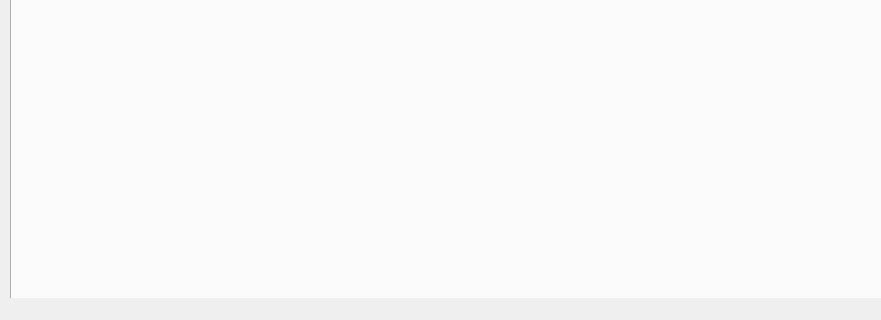
The window that gui/MainGui.ui (mastraa/amphi_v30) describes before a commit, drawn with Qt 5; both pictures show x 0 to 881 and y 431 to 751 of the 1266 by 751 pixel window.
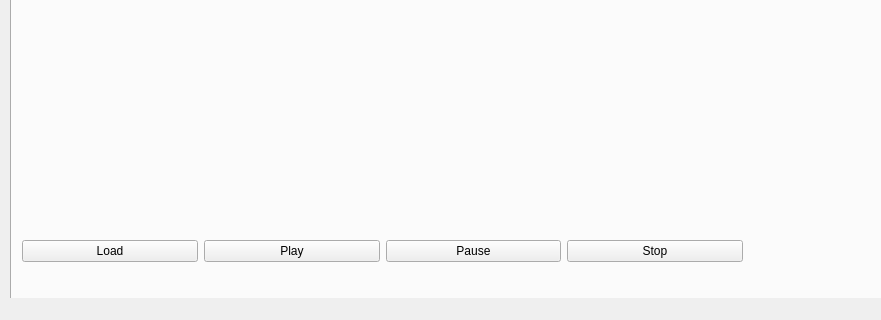
The same window after the commit. The open tabs and pages were chosen to show the change. Custom widgets are drawn as their Qt base class.

```diff
--- a/gui/MainGui.ui
+++ b/gui/MainGui.ui
@@ -24,7 +24,7 @@
      </rect>
     </property>
     <property name="currentIndex">
-     <number>2</number>
+     <number>0</number>
     </property>
     <widget class="QWidget" name="tab">
      <attribute name="title">
@@ -89,7 +89,7 @@
        <item>
         <layout class="QVBoxLayout" name="verticalLayout">
          <item>
-          <widget class="QPushButton" name="DeviceButton">
+          <widget class="QPushButton" name="deviceCheckBtn">
            <property name="text">
             <string>Check Device</string>
            </property>
@@ -445,15 +445,56 @@
      <attribute name="title">
       <string>Data Analysis</string>
      </attribute>
-     <widget class="Phonon::VideoPlayer" name="analysisPlayer">
+     <widget class="QWidget" name="verticalLayoutWidget_3">
       <property name="geometry">
        <rect>
-        <x>20</x>
-        <y>10</y>
-        <width>611</width>
-        <height>441</height>
+        <x>9</x>
+        <y>9</y>
+        <width>721</width>
+        <height>611</height>
        </rect>
       </property>
+      <layout class="QVBoxLayout" name="videoLayout"/>
+     </widget>
+     <widget class="QWidget" name="horizontalLayoutWidget_2">
+      <property name="geometry">
+       <rect>
+        <x>10</x>
+        <y>630</y>
+        <width>721</width>
+        <height>32</height>
+       </rect>
+      </property>
+      <layout class="QHBoxLayout" name="horizontalLayout_2">
+       <item>
+        <widget class="QPushButton" name="loadVideo">
+         <property name="text">
+          <string>Load</string>
+         </property>
+        </widget>
+       </item>
+       <item>
+        <widget class="QPushButton" name="playVideo">
+         <property name="text">
+          <string>Play</string>
+         </property>
+        </widget>
+       </item>
+       <item>
+        <widget class="QPushButton" name="pauseVideo">
+         <property name="text">
+          <string>Pause</string>
+         </property>
+        </widget>
+       </item>
+       <item>
+        <widget class="QPushButton" name="stopVideo">
+         <property name="text">
+          <string>Stop</string>
+         </property>
+        </widget>
+       </item>
+      </layout>
      </widget>
     </widget>
     <widget class="QWidget" name="tab_4">
@@ -509,13 +550,6 @@
   </widget>
   <widget class="QStatusBar" name="statusbar"/>
  </widget>
- <customwidgets>
-  <customwidget>
-   <class>Phonon::VideoPlayer</class>
-   <extends>QWidget</extends>
-   <header location="global">phonon/videoplayer.h</header>
-  </customwidget>
- </customwidgets>
  <resources/>
  <connections/>
 </ui>
```
